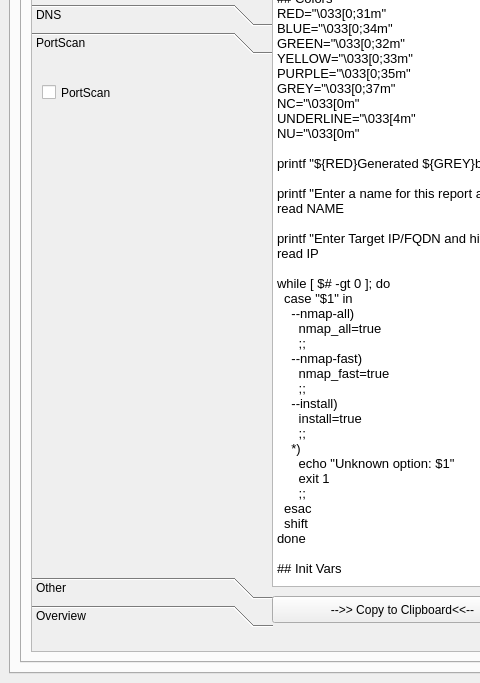
Qt form gui.ui (ryanq47/WhisperNet) before a commit; both pictures show x 0 to 480 and y 123 to 806 of the 1346 by 806 pixel window.
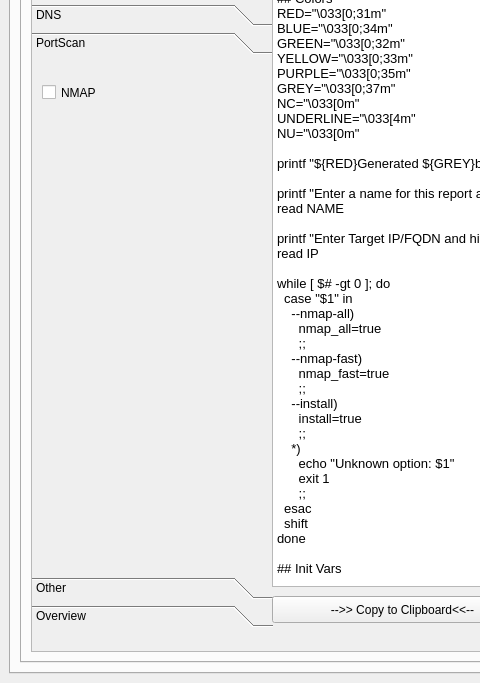
The same form after that commit. The open tabs and pages were chosen to show the change. Icons and pictures are not drawn.

The edit to the form file:
```diff
--- a/gui.ui
+++ b/gui.ui
@@ -2138,6 +2138,14 @@
                  </widget>
                 </widget>
                 <widget class="QWidget" name="page_3">
+                 <property name="geometry">
+                  <rect>
+                   <x>0</x>
+                   <y>0</y>
+                   <width>241</width>
+                   <height>486</height>
+                  </rect>
+                 </property>
                  <attribute name="label">
                   <string>PortScan</string>
                  </attribute>
@@ -2151,7 +2159,7 @@
                    </rect>
                   </property>
                   <property name="text">
-                   <string>PortScan</string>
+                   <string>NMAP</string>
                   </property>
                  </widget>
                 </widget>
```
Left out of the diff: 33 changed lines with no effect on the pictures.
